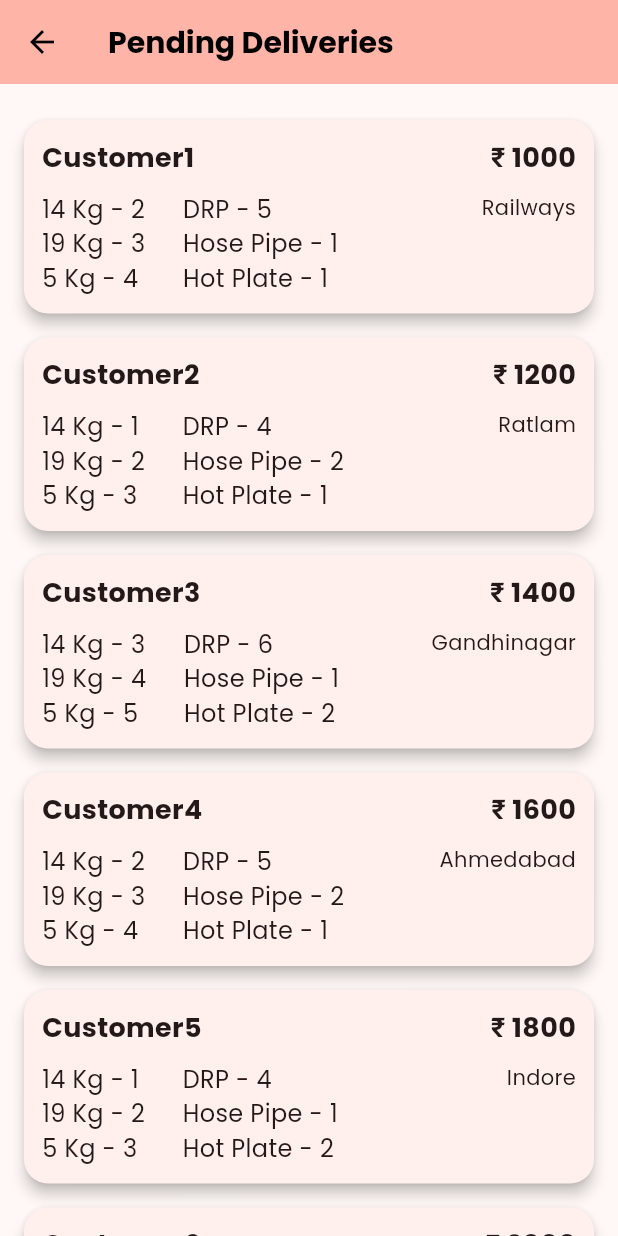
After one commit to Mrugen-Fichadia/smart-distributor-app, a Flutter app: the HawkerDeliveryList screen opened directly, on a phone screen of 412 x 824 dp. The commit adds this screen. Run offline on Flutter 3.47's test engine with Material 3 defaults, Android fonts, the phone set to English and light mode, and no system bars; our stand-ins replace cloud_firestore, firebase_auth, firebase_core, fl_chart, get, google_fonts and 3 more; accounts and stored records are empty.

Commit message:
Added Hawker Delivery page

```diff
--- a/lib/main.dart
+++ b/lib/main.dart
@@ -2,8 +2,8 @@ import 'package:flutter/material.dart';
 import 'dart:async';
 import 'package:smart_distributor_app/pages/auth.dart';
 import 'package:firebase_core/firebase_core.dart';
+import 'package:smart_distributor_app/pages/home.dart';
 import 'firebase_options.dart';
-import 'package:smart_distributor_app/pages/home.dart';
 import 'package:get/get.dart';
 import 'package:smart_distributor_app/common/utils/colors.dart';
 
@@ -69,7 +69,7 @@ class _SplashScreenState extends State<SplashScreen> {
       Navigator.pushReplacement(
         context,
         MaterialPageRoute(
-          builder: (context) => const AuthScreen(),
+          builder: (context) => const MyHomePage(),
         ),
       );
     });
--- a/lib/pages/auth.dart
+++ b/lib/pages/auth.dart
@@ -2,7 +2,6 @@ import 'package:flutter/material.dart';
 import 'package:firebase_auth/firebase_auth.dart';
 import 'package:cloud_firestore/cloud_firestore.dart';
 import 'package:smart_distributor_app/common/utils/colors.dart';
-import 'package:smart_distributor_app/pages/dashboard.dart';
 import 'package:shared_preferences/shared_preferences.dart';
 import 'package:smart_distributor_app/pages/home.dart';
 import 'package:smart_distributor_app/pages/tools.dart';
--- /dev/null
+++ b/lib/pages/hawker_delivery/delivery_modal.dart
@@ -0,0 +1,83 @@
+class Delivery {
+  final String customerId;
+  final String customerName;
+  final String phoneNumber;
+  final String address;
+  final String cylinderType1;
+  final String cylinderType2;
+  final String cylinderType3;
+  final String drpQuantity;
+  final String hosepipeQuantity;
+  final String hotplateQuantity;
+  final String amount;
+  final String amountPaid;
+  final String paymentMode;
+  final String hawkerName;
+  final String returnType1;
+  final String returnType2;
+  final String returnType3;
+
+  Delivery({
+    required this.customerId,
+    required this.customerName,
+    required this.phoneNumber,
+    required this.address,
+    required this.cylinderType1,
+    required this.cylinderType2,
+    required this.cylinderType3,
+    required this.drpQuantity,
+    required this.hosepipeQuantity,
+    required this.hotplateQuantity,
+    required this.amount,
+    required this.amountPaid,
+    required this.paymentMode,
+    required this.hawkerName,
+    required this.returnType1,
+    required this.returnType2,
+    required this.returnType3,
+  });
+
+  factory Delivery.fromMap(Map<String, dynamic> map) {
+    return Delivery(
+      customerId: map['customerId'] ?? '',
+      customerName: map['customerName'] ?? '',
+      phoneNumber: map['phoneNumber'] ?? '',
+      address: map['address'] ?? '',
+      cylinderType1: map['cylinderType1'] ?? '',
+      cylinderType2: map['cylinderType2'] ?? '',
+      cylinderType3: map['cylinderType3'] ?? '',
+      drpQuantity: map['drpQuantity'] ?? '',
+      hosepipeQuantity: map['hosepipeQuantity'] ?? '',
+      hotplateQuantity: map['hotplateQuantity'] ?? '',
+      amount: map['amount'] ?? '',
+      amountPaid: map['amountPaid'] ?? '',
+      paymentMode: map['paymentMode'] ?? '',
+      hawkerName: map['hawkerName'] ?? '',
+      returnType1: map['returnType1'] ?? '',
+      returnType2: map['returnType2'] ?? '',
+      returnType3: map['returnType3'] ?? '',
+    );
+  }
+
+  Map<String, dynamic> toMap() {
+    return {
+      'customerId': customerId,
+      'customerName': customerName,
+      'phoneNumber': phoneNumber,
+      'address': address,
+      'cylinderType1': cylinderType1,
+      'cylinderType2': cylinderType2,
+      'cylinderType3': cylinderType3,
+      'drpQuantity': drpQuantity,
+      'hosepipeQuantity': hosepipeQuantity,
+      'hotplateQuantity': hotplateQuantity,
+      'amount': amount,
+      'amountPaid': amountPaid,
+      'paymentMode': paymentMode,
+      'hawkerName': hawkerName,
+      'returnType1': returnType1,
+      'returnType2': returnType2,
+      'returnType3': returnType3,
+    };
+  }
+}
--- /dev/null
+++ b/lib/pages/hawker_delivery/hawker_delivery_list.dart
@@ -0,0 +1,321 @@
+import 'package:flutter/material.dart';
+import 'package:google_fonts/google_fonts.dart';
+import 'package:smart_distributor_app/imports.dart';
+import 'package:smart_distributor_app/pages/customer/customer_add_page.dart';
+import 'package:smart_distributor_app/pages/customer/customer_edit_page.dart';
+import 'package:smart_distributor_app/pages/customer/customer_modle.dart';
+import 'package:smart_distributor_app/pages/hawker_delivery/add_hawker_to_delivery.dart';
+import 'package:smart_distributor_app/pages/hawker_delivery/delivery_modal.dart';
+
+class HawkerDeliveryList extends StatefulWidget {
+  const HawkerDeliveryList({super.key});
+
+  @override
+  State<HawkerDeliveryList> createState() => _HawkerDeliveryListState();
+}
+
+class _HawkerDeliveryListState extends State<HawkerDeliveryList> {
+  final List<Delivery> dummyDeliveries = [
+    Delivery(
+      customerId: '1',
+      customerName: 'Customer1',
+      phoneNumber: '9858794585',
+      address: 'Railways',
+      cylinderType1: '2',
+      cylinderType2: '3',
+      cylinderType3: '4',
+      drpQuantity: '5',
+      hosepipeQuantity: '1',
+      hotplateQuantity: '1',
+      amount: '1000',
+      amountPaid: '',
+      paymentMode: '',
+      hawkerName: '',
+      returnType1: '',
+      returnType2: '',
+      returnType3: '',
+    ),
+    Delivery(
+      customerId: '2',
+      customerName: 'Customer2',
+      phoneNumber: '9876543211',
+      address: 'Ratlam',
+      cylinderType1: '1',
+      cylinderType2: '2',
+      cylinderType3: '3',
+      drpQuantity: '4',
+      hosepipeQuantity: '2',
+      hotplateQuantity: '1',
+      amount: '1200',
+      amountPaid: '',
+      paymentMode: '',
+      hawkerName: '',
+      returnType1: '',
+      returnType2: '',
+      returnType3: '',
+    ),
+    Delivery(
+      customerId: '3',
+      customerName: 'Customer3',
+      phoneNumber: '9876543212',
+      address: 'Gandhinagar',
+      cylinderType1: '3',
+      cylinderType2: '4',
+      cylinderType3: '5',
+      drpQuantity: '6',
+      hosepipeQuantity: '1',
+      hotplateQuantity: '2',
+      amount: '1400',
+      amountPaid: '',
+      paymentMode: '',
+      hawkerName: '',
+      returnType1: '',
+      returnType2: '',
+      returnType3: '',
+    ),
+    Delivery(
+      customerId: '4',
+      customerName: 'Customer4',
+      phoneNumber: '9876543213',
+      address: 'Ahmedabad',
+      cylinderType1: '2',
+      cylinderType2: '3',
+      cylinderType3: '4',
+      drpQuantity: '5',
+      hosepipeQuantity: '2',
+      hotplateQuantity: '1',
+      amount: '1600',
+      amountPaid: '',
+      paymentMode: '',
+      hawkerName: '',
+      returnType1: '',
+      returnType2: '',
+      returnType3: '',
+    ),
+    Delivery(
+      customerId: '5',
+      customerName: 'Customer5',
+      phoneNumber: '9876543214',
+      address: 'Indore',
+      cylinderType1: '1',
+      cylinderType2: '2',
+      cylinderType3: '3',
+      drpQuantity: '4',
+      hosepipeQuantity: '1',
+      hotplateQuantity: '2',
+      amount: '1800',
+      amountPaid: '',
+      paymentMode: '',
+      hawkerName: '',
+      returnType1: '',
+      returnType2: '',
+      returnType3: '',
+    ),
+    Delivery(
+      customerId: '6',
+      customerName: 'Customer6',
+      phoneNumber: '9876543215',
+      address: 'Bhopal',
+      cylinderType1: '2',
+      cylinderType2: '3',
+      cylinderType3: '4',
+      drpQuantity: '5',
+      hosepipeQuantity: '2',
+      hotplateQuantity: '1',
+      amount: '2000',
+      amountPaid: '',
+      paymentMode: '',
+      hawkerName: '',
+      returnType1: '',
+      returnType2: '',
+      returnType3: '',
+    ),
+    Delivery(
+      customerId: '7',
+      customerName: 'Customer7',
+      phoneNumber: '9876543216',
+      address: 'Ujjain',
+      cylinderType1: '1',
+      cylinderType2: '2',
+      cylinderType3: '3',
+      drpQuantity: '4',
+      hosepipeQuantity: '1',
+      hotplateQuantity: '1',
+      amount: '2200',
+      amountPaid: '',
+      paymentMode: '',
+      hawkerName: '',
+      returnType1: '',
+      returnType2: '',
+      returnType3: '',
+    ),
+  ];
+
+  void _fetchDeliveries() {
+    setState(() {});
+  }
+
+  void _navigateToAddHawkerToDelivery(Delivery deliveryToEdit) async {
+    final originalId = deliveryToEdit.customerId;
+
+    final result = await Get.to(
+      () => AddHawkerToDelivery(delivery: deliveryToEdit),
+    );
+    if (result != null) {
+      if (result is Delivery) {
+        setState(() {
+          int index = dummyDeliveries.indexWhere((c) => c.customerId == originalId);
+          if (index != -1) {
+            dummyDeliveries[index] = result;
+          }
+        });
+        CustomSnackBar.show(
+          title: 'Success',
+          message: 'Delivery updated successfully!',
+          backgroundColor: Colors.green,
+          textColor: Colors.white,
+          icon: const Icon(Icons.check, color: Colors.white),
+        );
+      }
+    }
+  }
+
+  @override
+  Widget build(BuildContext context) {
+    return Scaffold(
+      appBar: AppBar(
+        backgroundColor: Theme.of(context).colorScheme.inversePrimary,
+
+        leading: IconButton(
+          icon: const Icon(Icons.arrow_back, color: Colors.black),
+          onPressed: () {
+            Get.back();
+          },
+        ),
+        title: Text(
+          'Pending Deliveries',
+          style: GoogleFonts.poppins(
+            fontSize: 20,
+            fontWeight: FontWeight.bold,
+            color: Colors.black,
+          ),
+        ),
+      ),
+      body: Column(
+        children: [
+          Expanded(
+            child: RefreshIndicator(
+              onRefresh: () async => _fetchDeliveries(),
+              child: ListView.builder(
+                padding: const EdgeInsets.fromLTRB(16, 16, 16, 16),
+                itemCount: dummyDeliveries.length,
+                itemBuilder: (context, index) {
+                  Delivery delivery = dummyDeliveries[index];
+                  return GestureDetector(
+                    onTap: () {
+                      _navigateToAddHawkerToDelivery(delivery);
+                    },
+                    child: Card(
+                      margin: const EdgeInsets.symmetric(vertical: 8.0),
+                      shape: RoundedRectangleBorder(
+                        borderRadius: BorderRadius.circular(16),
+                      ),
+                      elevation: 4,
+                      child: Padding(
+                        padding: const EdgeInsets.all(12.0),
+                        child: Row(
+                          mainAxisAlignment: MainAxisAlignment.spaceBetween,
+                          crossAxisAlignment: CrossAxisAlignment.start,
+                          children: [
+                            Column(
+                              crossAxisAlignment: CrossAxisAlignment.start,
+                              children: [
+                                Text(
+                                  delivery.customerName,
+                                  style: TextStyle(
+                                    fontWeight: FontWeight.bold,
+                                    fontSize: 18,
+                                  ),
+                                ),
+                                SizedBox(height: 10),
+                                Row(
+                                  children: [
+                                    Column(
+                                      crossAxisAlignment:
+                                          CrossAxisAlignment.start,
+                                      children: [
+                                        if (delivery.cylinderType1 != '')
+                                          Text(
+                                            "14 Kg - ${delivery.cylinderType1}",
+                                            style: TextStyle(fontSize: 16),
+                                          ),
+                                        if (delivery.cylinderType2 != '')
+                                          Text(
+                                            "19 Kg - ${delivery.cylinderType2}",
+                                            style: TextStyle(fontSize: 16),
+                                          ),
+                                        if (delivery.cylinderType3 != '')
+                                          Text(
+                                            "5 Kg - ${delivery.cylinderType3}",
+                                            style: TextStyle(fontSize: 16),
+                                          ),
+                                      ],
+                                    ),
+                                    SizedBox(width: 25),
+                                    Column(
+                                      crossAxisAlignment:
+                                          CrossAxisAlignment.start,
+                                      children: [
+                                        if (delivery.drpQuantity != '')
+                                          Text(
+                                            "DRP - ${delivery.drpQuantity}",
+                                            style: TextStyle(fontSize: 16),
+                                          ),
+                                        if (delivery.hosepipeQuantity != '')
+                                          Text(
+                                            "Hose Pipe - ${delivery.hosepipeQuantity}",
+                                            style: TextStyle(fontSize: 16),
+                                          ),
+                                        if (delivery.hotplateQuantity != '')
+                                          Text(
+                                            "Hot Plate - ${delivery.hotplateQuantity}",
+                                            style: TextStyle(fontSize: 16),
+                                          ),
+                                      ],
+                                    ),
+                                  ],
+                                ),
+                              ],
+                            ),
+                            Column(
+                              crossAxisAlignment: CrossAxisAlignment.end,
+                              mainAxisAlignment: MainAxisAlignment.start,
+                              children: [
+                                Text(
+                                  '₹ ${delivery.amount}',
+                                  style: TextStyle(
+                                    fontWeight: FontWeight.bold,
+                                    fontSize: 18,
+                                  ),
+                                ),
+                                SizedBox(height: 10),
+                                Text(delivery.address),
+                                SizedBox(height: 5),
+                                if (delivery.hawkerName != "")
+                                Text(delivery.hawkerName, style: TextStyle(fontWeight: FontWeight.bold, fontSize: 16),)
+                              ],
+                            ),
+                          ],
+                        ),
+                      ),
+                    ),
+                  );
+                },
+              ),
+            ),
+          ),
+        ],
+      ),
+    );
+  }
+}
```
Also changed, not shown: lib/pages/hawker_delivery/add_hawker_to_delivery.dart (added, +298 -0 lines), lib/pages/tools.dart (+7 -1 lines), 4 other files.
